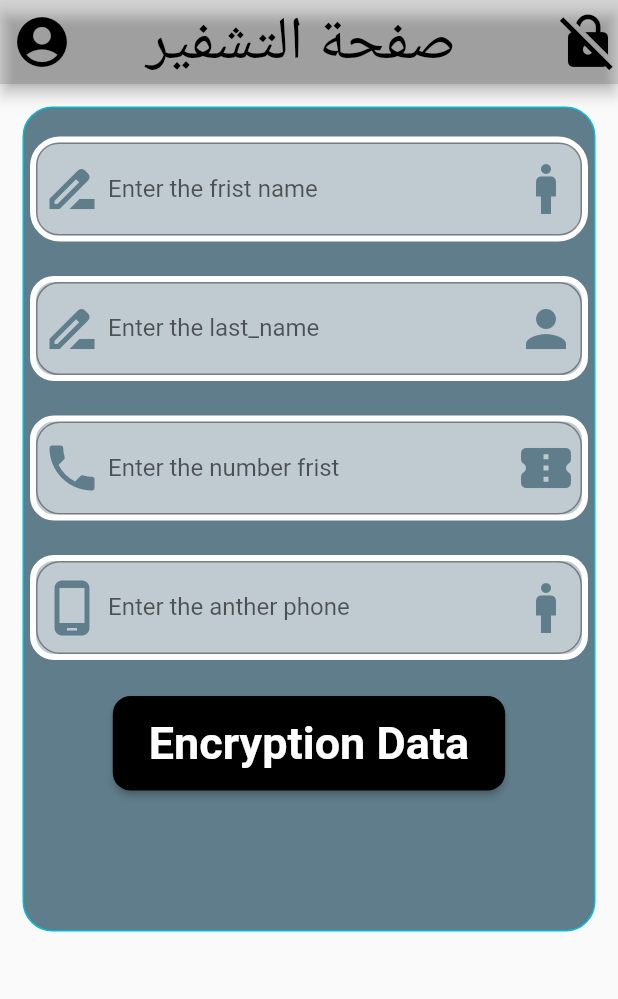
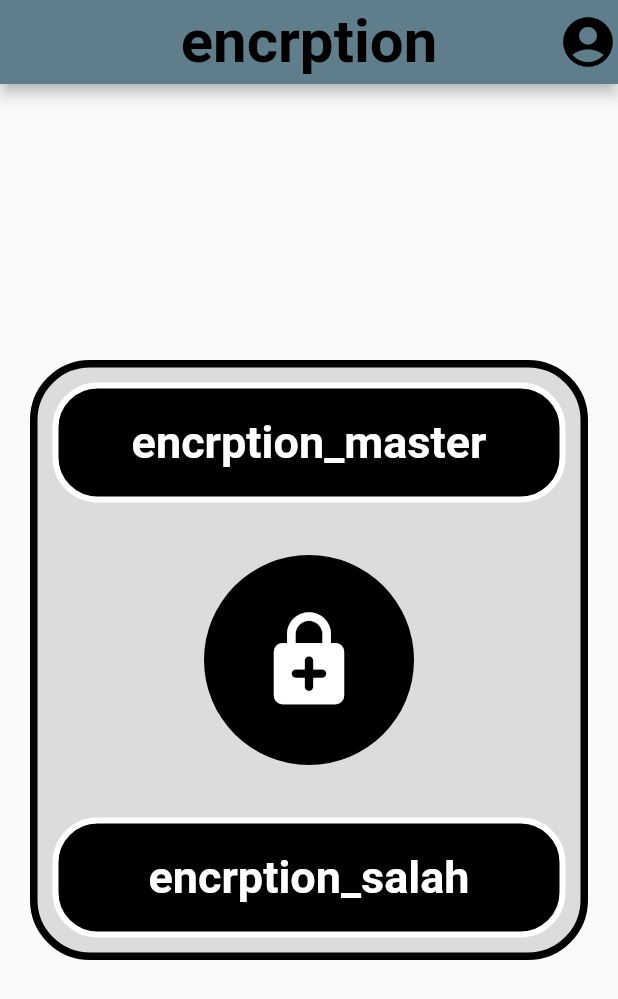
Before and after one commit to salahalddinn/project_flutter, a Flutter app: the screen it shows after launch, on a phone screen of 412 x 824 dp. Shown: the top 999 px of the screen. Run offline on Flutter 3.47's test engine with Material 2 defaults, Android fonts, the phone set to English and light mode, and no system bars.

Commit message:
the marge 3

```diff
--- /dev/null
+++ b/lib/home.dart
@@ -0,0 +1,68 @@
+import 'package:flutter/material.dart';
+import 'package:project_git/main.dart';
+import 'package:project_git/salah.dart';
+
+class home extends StatelessWidget {
+  const home({Key? key}) : super(key: key);
+
+  @override
+  Widget build(BuildContext context) {
+    return Scaffold(
+      appBar: AppBar(
+        centerTitle: true,
+        backgroundColor: Colors.blueGrey,
+        title: Text("encrption",style: TextStyle(color: Colors.black,fontSize: 40,fontWeight: FontWeight.bold),),
+        actions: [Icon(Icons.account_circle,size: 40,color: Colors.black,)],
+      ),
+      body: Center(
+        child: Container(
+          margin: EdgeInsets.all(20),
+          width: double.infinity,
+          height: 400,
+          decoration: BoxDecoration(
+            color: Colors.black12,
+            borderRadius: BorderRadius.circular(40),
+            border: Border.all(color: Colors.black,width: 5),
+          ),
+          child: Column(
+            mainAxisAlignment: MainAxisAlignment.spaceBetween,
+            children: [
+              Container(
+                margin: EdgeInsets.all(10),
+                  width: double.infinity,
+                  height: 80,
+                  decoration: BoxDecoration(
+                    color: Colors.black,
+                    borderRadius: BorderRadius.circular(30),
+                    border: Border.all(color: Colors.white,width: 4),
+
+                  ),
+                  child: MaterialButton(
+                    onPressed: (){
+                      Navigator.push(context, MaterialPageRoute(builder: (context)=>screan1()));
+                    },child: Text("encrption_master",style: TextStyle(color: Colors.white,fontSize: 30,fontWeight: FontWeight.bold),),)),
+             CircleAvatar(
+               radius: 70,
+               backgroundColor: Colors.black,
+               child: Icon(Icons.enhanced_encryption_rounded,size: 70,color: Colors.white,),
+             ),
+              Container(
+                margin: EdgeInsets.all(10),
+                  width: double.infinity,
+                  height: 80,
+                  decoration: BoxDecoration(
+                    color: Colors.black,
+                    borderRadius: BorderRadius.circular(30),
+                    border: Border.all(color: Colors.white,width: 4),
+
+                  ),
+                  child: MaterialButton(onPressed: (){
+                    Navigator.push(context, MaterialPageRoute(builder: (context)=>screan_salah()));
+                  },child: Text("encrption_salah",style: TextStyle(color: Colors.white,fontWeight: FontWeight.bold,fontSize: 30),),)),
+            ],
+          ),
+        ),
+      )
+    );
+  }
+}
--- a/lib/main.dart
+++ b/lib/main.dart
@@ -1,4 +1,5 @@
 import 'package:flutter/material.dart';
+import 'package:project_git/home.dart';
 import 'package:project_git/salah.dart';
 void main(){
   runApp(salah());
@@ -10,7 +11,7 @@ class salah extends StatelessWidget {
   Widget build(BuildContext context) {
     return MaterialApp(
       debugShowCheckedModeBanner: false,
-      home: screan1(),
+      home: home(),
     );
   }
 }
```
